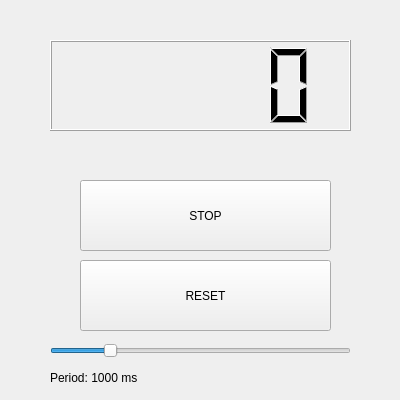
CoferSamuel/ODFE_robotica, file counterDlg.ui: the form before one commit.
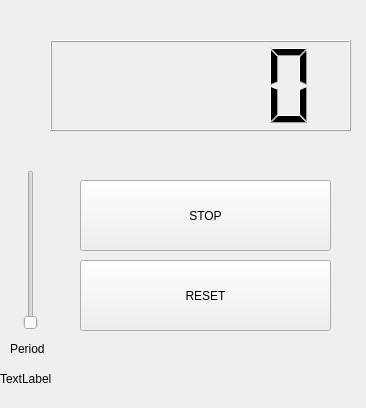
The form after the commit.

Commit message: Design counter

What changed in the file:
```diff
--- a/counterDlg.ui
+++ b/counterDlg.ui
@@ -6,8 +6,8 @@
    <rect>
     <x>0</x>
     <y>0</y>
-    <width>400</width>
-    <height>400</height>   <!-- Aumentamos la altura para acomodar nuevos widgets -->
+    <width>366</width>
+    <height>408</height>
    </rect>
   </property>
   <property name="windowTitle">
@@ -52,36 +52,46 @@
   <widget class="QSlider" name="periodSlider">
    <property name="geometry">
     <rect>
-     <x>50</x>
-     <y>340</y>
-     <width>301</width>
-     <height>22</height>
+     <x>10</x>
+     <y>170</y>
+     <width>41</width>
+     <height>160</height>
     </rect>
    </property>
-   <property name="orientation">
-    <enum>Qt::Horizontal</enum>
-   </property>
    <property name="minimum">
-    <number>100</number>   <!-- 100 ms -->
+    <number>500</number>
    </property>
    <property name="maximum">
-    <number>5000</number>  <!-- 5000 ms -->
+    <number>10000</number>
    </property>
-   <property name="value">
-    <number>1000</number>  <!-- Valor inicial: 1 segundo -->
+   <property name="orientation">
+    <enum>Qt::Vertical</enum>
    </property>
   </widget>
   <widget class="QLabel" name="label">
    <property name="geometry">
     <rect>
-     <x>50</x>
+     <x>10</x>
+     <y>340</y>
+     <width>66</width>
+     <height>18</height>
+    </rect>
+   </property>
+   <property name="text">
+    <string>Period</string>
+   </property>
+  </widget>
+  <widget class="QLabel" name="label_2">
+   <property name="geometry">
+    <rect>
+     <x>0</x>
      <y>370</y>
-     <width>301</width>
-     <height>16</height>
+     <width>66</width>
+     <height>18</height>
     </rect>
    </property>
    <property name="text">
-    <string>Period: 1000 ms</string>
+    <string>TextLabel</string>
    </property>
   </widget>
  </widget>
```
Left out of the diff: 25 changed lines with no effect on the pictures.
